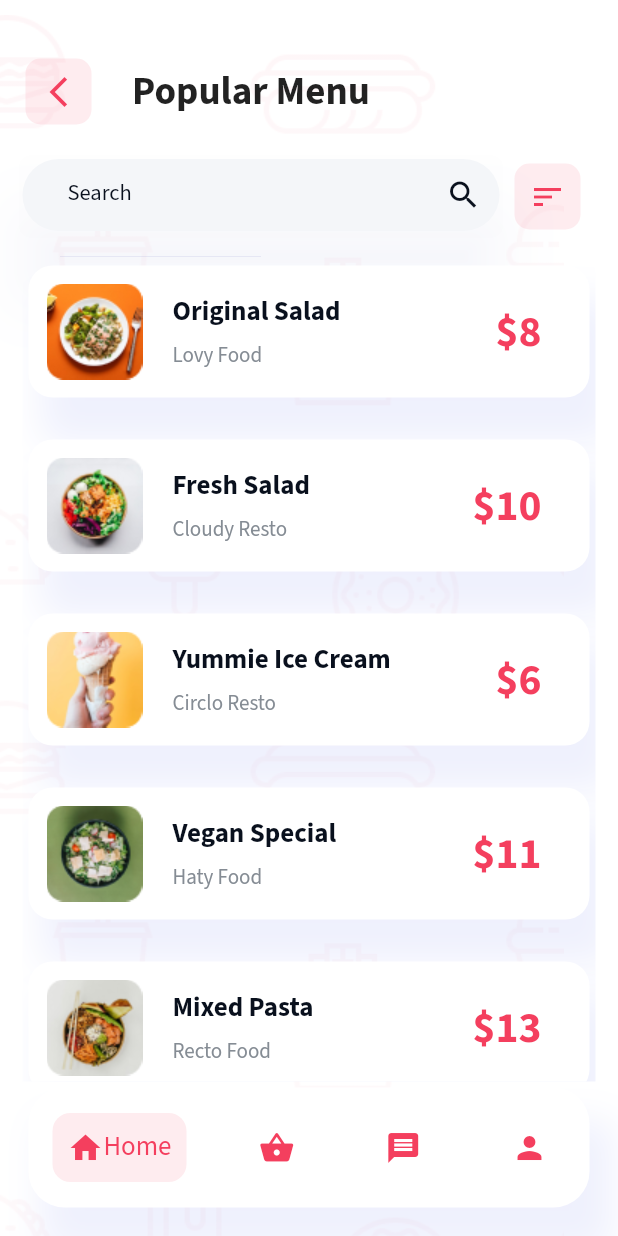
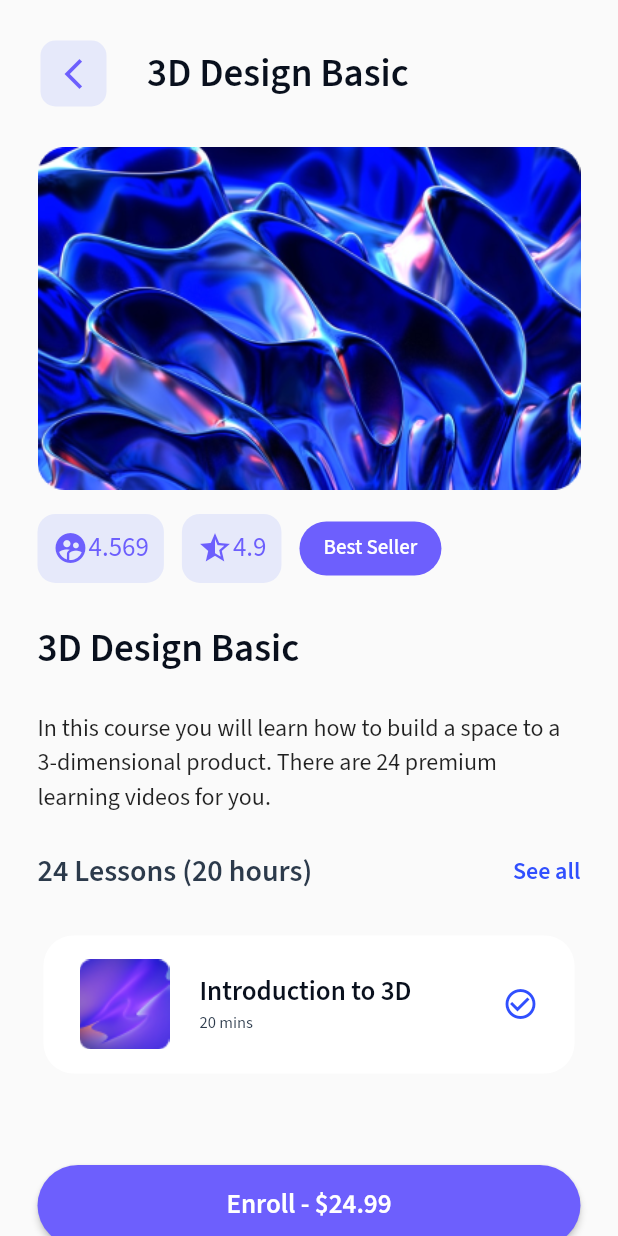
Before and after one commit to electronduke5/pr_1, a Flutter app: the MenuPage screen opened by its route, after a tap on the "sort" icon, on a phone screen of 412 x 824 dp. Run offline on Flutter 3.47's test engine with Material 2 defaults, Android fonts, the phone set to English and light mode, and no system bars; our stand-ins replace flutter_svg, google_fonts.

Commit message:
Создание 7 окна - окна с рекламой дизайна

```diff
--- a/lib/constants.dart
+++ b/lib/constants.dart
@@ -16,8 +16,16 @@ const yellowCardBackground = Color.fromRGBO(248, 217, 16, 1);
 const darkViolet = Color.fromRGBO(38, 32, 68, 1);
 const darkVioletDown = Color.fromRGBO(29, 15, 90, 1);
 const orangeLiveColor = Color.fromRGBO(242, 78, 30, 1);
+
+class DesignPageColors {
+  static const primaryVioletColor = Color(0xFF6D5FFD);
+  static const onVioletColor = Color.fromRGBO(48, 79, 254, 0.1);
+  static const textColor = Color(0xFF09101D);
+  static const secondaryTextColor = Color(0xFF2C3A4B);
+  static const blue = Color(0xFF304FFE);
+}
+
 class MenuPageColors {
-
   static const primaryPinkColor = Color(0xFFF43F5E);
   static const onPrimaryPinkColor = Color.fromRGBO(244, 63, 94, 0.1);
   static const searchBackgroundColor = Color(0xFFF4F6F9);
--- /dev/null
+++ b/lib/design_card.dart
@@ -0,0 +1,219 @@
+import 'package:flutter/material.dart';
+import 'package:google_fonts/google_fonts.dart';
+import 'package:pr_1/constants.dart';
+
+class DesignPage extends StatelessWidget {
+  const DesignPage({Key? key}) : super(key: key);
+
+  @override
+  Widget build(BuildContext context) {
+    return Scaffold(
+      body: SafeArea(
+        child: SingleChildScrollView(
+          physics: const BouncingScrollPhysics(),
+          child: Padding(
+            padding: const EdgeInsets.all(25.0),
+            child: Column(
+              crossAxisAlignment: CrossAxisAlignment.start,
+              children: [
+                //Строка с названием и кнопкой назад
+                Padding(
+                  padding: const EdgeInsets.only(bottom: 10),
+                  child: Row(
+                    children: [
+                      _backButton(),
+                      Text(
+                        '3D Design Basic',
+                        style: GoogleFonts.sourceSansPro(
+                            fontSize: 26,
+                            fontWeight: FontWeight.w600,
+                            color: DesignPageColors.textColor),
+                      ),
+                    ],
+                  ),
+                ),
+                Padding(
+                  padding: const EdgeInsets.symmetric(vertical: 15.0),
+                  child: Image.asset('assets/images/design.png'),
+                ),
+                Row(
+                  children: [
+                    _iconWithTextWidget(Icons.supervised_user_circle, '4.569'),
+                    Padding(
+                      padding: const EdgeInsets.symmetric(horizontal: 12.0),
+                      child: _iconWithTextWidget(Icons.star_half, '4.9'),
+                    ),
+                    ElevatedButton(
+                      onPressed: () {},
+                      style: ElevatedButton.styleFrom(
+                        elevation: 0,
+                        backgroundColor: DesignPageColors.primaryVioletColor,
+                        shape: RoundedRectangleBorder(
+                          borderRadius: BorderRadius.circular(100),
+                        ),
+                      ),
+                      child: Text(
+                        'Best Seller',
+                        style: GoogleFonts.sourceSansPro(
+                          fontSize: 14,
+                        ),
+                      ),
+                    ),
+                  ],
+                ),
+                Padding(
+                  padding: const EdgeInsets.symmetric(vertical: 24.0),
+                  child: Text(
+                    '3D Design Basic',
+                    style: GoogleFonts.sourceSansPro(
+                      color: DesignPageColors.textColor,
+                      fontSize: 26,
+                      fontWeight: FontWeight.w600,
+                    ),
+                  ),
+                ),
+                Text(
+                  'In this course you will learn how to build a space to a 3-dimensional product. There are 24 premium learning videos for you.',
+                  style: GoogleFonts.sourceSansPro(fontSize: 16),
+                ),
+
+                Padding(
+                  padding: const EdgeInsets.symmetric(vertical: 24.0),
+                  child: Row(
+                    mainAxisAlignment: MainAxisAlignment.spaceBetween,
+                    children: [
+                      Text(
+                        '24 Lessons (20 hours)',
+                        style: GoogleFonts.sourceSansPro(
+                            color: DesignPageColors.secondaryTextColor,
+                            fontSize: 20,
+                            fontWeight: FontWeight.w600),
+                      ),
+                      Text(
+                        'See all',
+                        style: GoogleFonts.sourceSansPro(
+                          color: DesignPageColors.blue,
+                          fontSize: 16,
+                          fontWeight: FontWeight.w600,
+                        ),
+                      ),
+                    ],
+                  ),
+                ),
+                Card(
+                  shape: const RoundedRectangleBorder(
+                    borderRadius: BorderRadius.all(Radius.circular(20.0)),
+                  ),
+                  elevation: 0,
+                  child: Padding(
+                    padding: const EdgeInsets.symmetric(
+                        vertical: 16.0, horizontal: 24.0),
+                    child: Row(
+                      children: [
+                        Image.asset('assets/images/introduction.png'),
+                        Padding(
+                          padding: const EdgeInsets.symmetric(horizontal: 20.0),
+                          child: Column(
+                            mainAxisAlignment: MainAxisAlignment.spaceBetween,
+                            crossAxisAlignment: CrossAxisAlignment.start,
+                            children: [
+                              Text(
+                                'Introduction to 3D',
+                                style: GoogleFonts.sourceSansPro(
+                                    color: DesignPageColors.textColor,
+                                    fontSize: 18.0,
+                                    fontWeight: FontWeight.w600),
+                              ),
+                              Text(
+                                '20 mins',
+                                style: GoogleFonts.sourceSansPro(
+                                  color: DesignPageColors.secondaryTextColor,
+                                  fontSize: 11.0,
+                                ),
+                              ),
+                            ],
+                          ),
+                        ),
+                        const Spacer(),
+                        const Icon(
+                          Icons.check_circle_outline,
+                          color: DesignPageColors.blue,
+                        ),
+                      ],
+                    ),
+                  ),
+                ),
+                Padding(
+                  padding: const EdgeInsets.only(top: 57.0),
+                  child: Row(
+                    children: [
+                      Expanded(
+                        child: ElevatedButton(
+                          style: ElevatedButton.styleFrom(
+                            padding: const EdgeInsets.symmetric(vertical: 14),
+                            backgroundColor: DesignPageColors.primaryVioletColor,
+                            shape: const RoundedRectangleBorder(
+                              borderRadius:
+                              BorderRadius.all(Radius.circular(32.0)),
+                            ),
+                          ),
+                          onPressed: () {},
+                          child: Text(
+                            'Enroll - \$24.99',
+                            style: GoogleFonts.sourceSansPro(
+                                fontSize: 18, fontWeight: FontWeight.w600),
+                          ),
+                        ),
+                      ),
+                    ],
+                  ),
+                ),
+              ],
+            ),
+          ),
+        ),
+      ),
+    );
+  }
+
+  Widget _iconWithTextWidget(IconData icon, String text) {
+    return Container(
+      padding: const EdgeInsets.all(10),
+      decoration: BoxDecoration(
+          color: DesignPageColors.onVioletColor,
+          borderRadius: BorderRadius.circular(12)),
+      child: Row(
+        mainAxisAlignment: MainAxisAlignment.spaceBetween,
+        children: [
+          Icon(icon, color: DesignPageColors.primaryVioletColor),
+          Text(
+            text,
+            style: GoogleFonts.sourceSansPro(
+                color: DesignPageColors.primaryVioletColor, fontSize: 18),
+          ),
+        ],
+      ),
+    );
+  }
+
+  Widget _backButton() {
+    return Padding(
+      padding: const EdgeInsets.only(right: 25.0),
+      child: ElevatedButton(
+          style: ElevatedButton.styleFrom(
+            minimumSize: Size.zero,
+            padding: const EdgeInsets.all(10),
+            backgroundColor: DesignPageColors.onVioletColor,
+            elevation: 0,
+            shape: RoundedRectangleBorder(
+              borderRadius: BorderRadius.circular(10),
+            ),
+          ),
+          onPressed: () {},
+          child: const Icon(
+            Icons.arrow_back_ios_new,
+            color: DesignPageColors.primaryVioletColor,
+          )),
+    );
+  }
+}
--- a/lib/main.dart
+++ b/lib/main.dart
@@ -1,5 +1,6 @@
 import 'package:flutter/material.dart';
 import 'package:flutter/services.dart';
+import 'package:pr_1/design_card.dart';
 import 'package:pr_1/menu_page.dart';
 import 'package:pr_1/second_page.dart';
 import 'package:pr_1/start_page.dart';
@@ -33,6 +34,7 @@ class MyApp extends StatelessWidget {
         '/FourthPage': (BuildContext context) => const FourthPage(),
         '/FifthPage': (BuildContext context) => const FifthPage(),
         '/MenuPage': (BuildContext context) => const MenuPage(),
+        '/DesignPage': (BuildContext context) => const DesignPage(),
       },
     );
   }
--- a/lib/menu_page.dart
+++ b/lib/menu_page.dart
@@ -43,7 +43,7 @@ class MenuPage extends StatelessWidget {
                   Row(
                     children: [
                       _searchField(),
-                      _sortButton(),
+                      _sortButton(context),
                     ],
                   ),
                   //Строка со всеми едами
@@ -88,7 +88,7 @@ class MenuPage extends StatelessWidget {
             mainAxisAlignment: MainAxisAlignment.spaceBetween,
             children: [
               Container(
-                padding: EdgeInsets.all(10),
+                padding: const EdgeInsets.all(10),
                 decoration: BoxDecoration(
                     color: MenuPageColors.onPrimaryPinkColor,
                     borderRadius: BorderRadius.circular(12)),
@@ -187,7 +187,7 @@ class MenuPage extends StatelessWidget {
     );
   }
 
-  Padding _sortButton() {
+  Padding _sortButton(BuildContext context) {
     return Padding(
       padding: const EdgeInsets.all(8.0),
       child: ElevatedButton(
@@ -200,7 +200,9 @@ class MenuPage extends StatelessWidget {
               borderRadius: BorderRadius.circular(10),
             ),
           ),
-          onPressed: () {},
+          onPressed: () {
+            Navigator.of(context).pushNamed('/DesignPage');
+          },
           child: const Icon(
             Icons.sort,
             color: MenuPageColors.primaryPinkColor,
```
Also changed, not shown: assets/images/design.png (added), assets/images/introduction.png (added).
